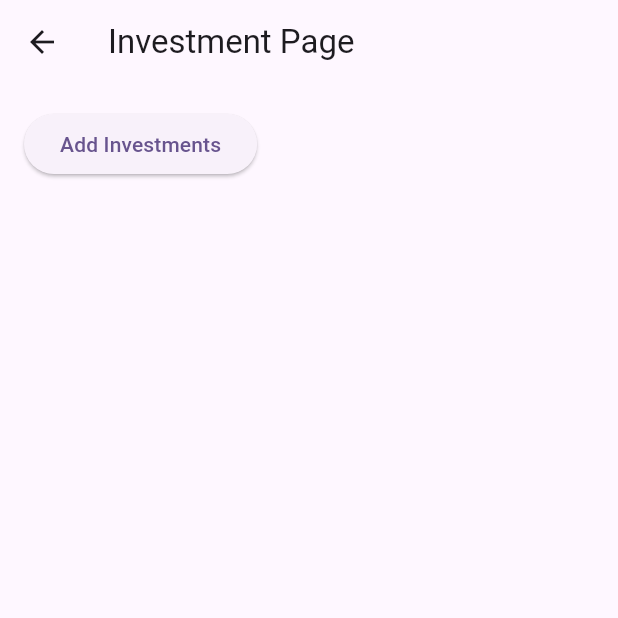
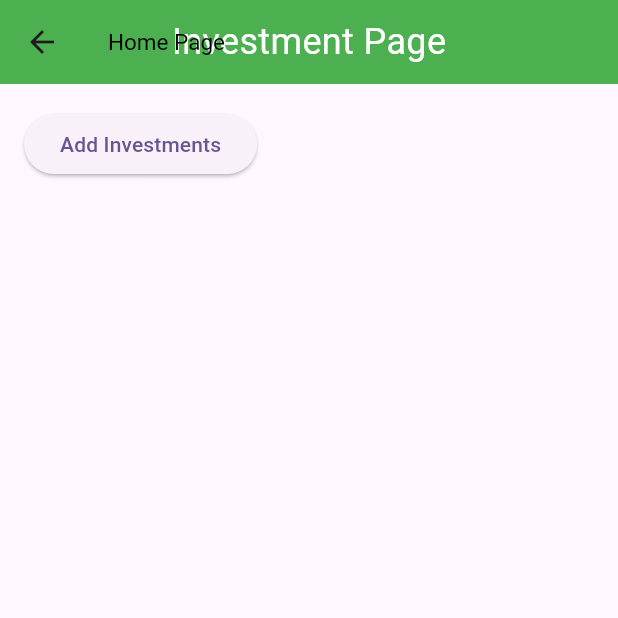
Before and after one commit to wcturnbull/FinanceFriend, a Flutter app: the InvestmentPage screen opened directly, on a phone screen of 412 x 824 dp, the top half of it. Run offline on Flutter 3.47's test engine with Material 2 defaults, Android fonts, the phone set to English and light mode, and no system bars; our stand-ins replace flutter_form_builder; missing offline and left inert: dart:html.

Commit message:
Cleaned Up Form Creator
Changed Some Column Names and made the appbar look a little nicer

```diff
--- a/lib/investment_page.dart
+++ b/lib/investment_page.dart
@@ -14,7 +14,20 @@ class _InvestmentPageState extends State<InvestmentPage> {
   Widget build(BuildContext context) {
     return Scaffold(
       appBar: AppBar(
-        title: Text('Investment Page'),
+        title: Text(
+          'Home Page',
+          style: TextStyle(color: Colors.black, fontSize: 15),
+        ),
+        backgroundColor: Colors.green,
+        flexibleSpace: Center(
+          child: Text(
+            'Investment Page',
+            style: TextStyle(
+              color: Colors.white, // Text color
+              fontSize: 24.0,
+            ),
+          ),
+        ),
       ),
       body: Padding(
         padding: const EdgeInsets.all(16.0),
@@ -91,7 +104,7 @@ class _InvestmentPageState extends State<InvestmentPage> {
               if (investments.isNotEmpty)
                 DataTable(
                   columns: [
-                    DataColumn(label: Text('Option')),
+                    DataColumn(label: Text('Stock Name')),
                     DataColumn(label: Text('Price')),
                     DataColumn(label: Text('Amount')),
                   ],
```
Also changed, not shown: 1 other file.
